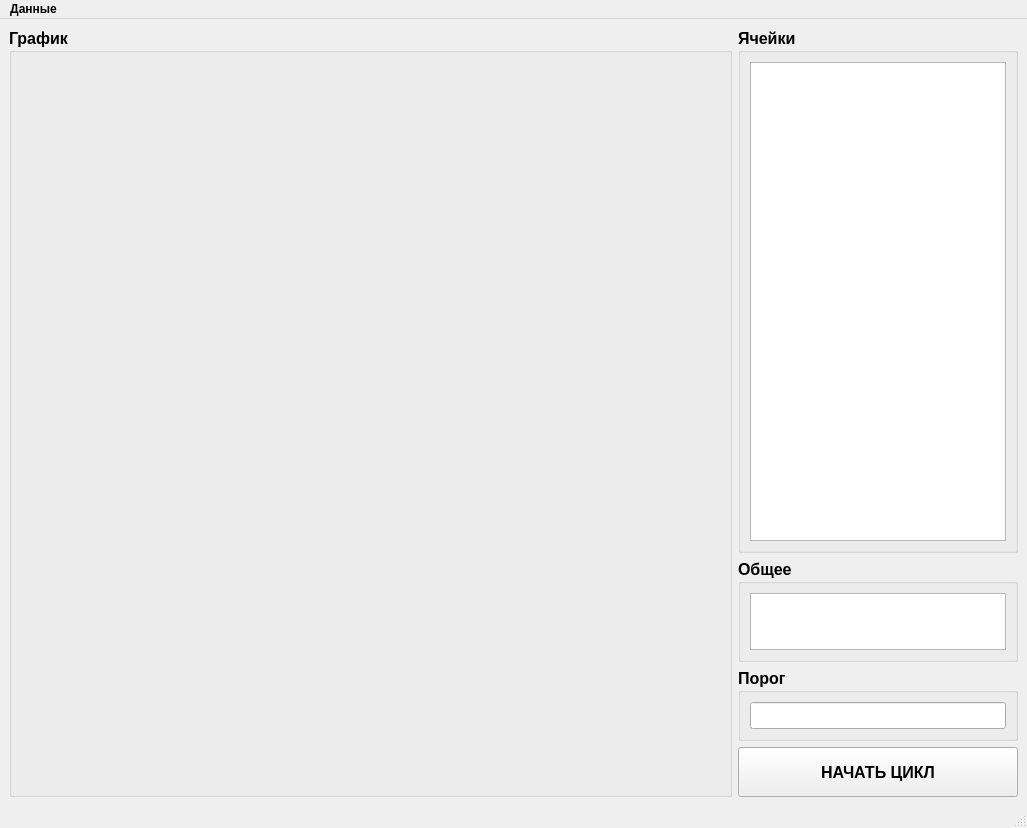
Qt form resources/MainWindow.ui (kabanpunk/bms-monitor-desktop) before a commit.
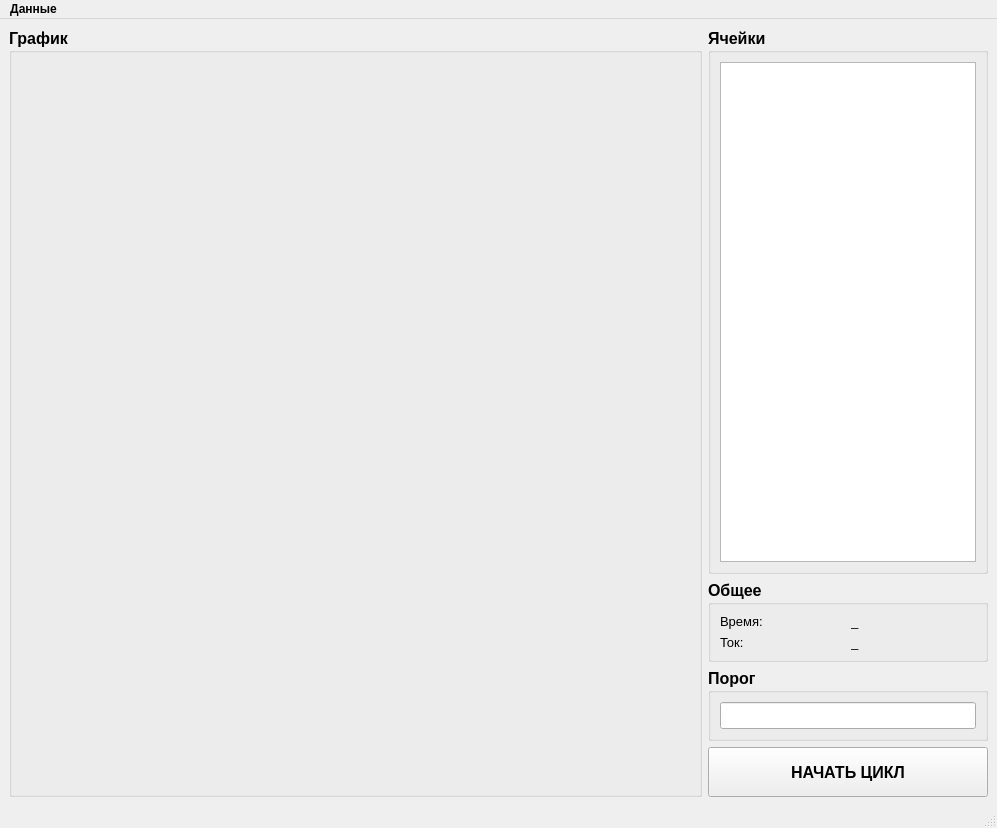
The same form after that commit. Custom widgets are drawn as their Qt base class.

Commit message: Улучил дизайн

Patch:
```diff
--- a/resources/MainWindow.ui
+++ b/resources/MainWindow.ui
@@ -6,7 +6,7 @@
    <rect>
     <x>0</x>
     <y>0</y>
-    <width>1027</width>
+    <width>997</width>
     <height>828</height>
    </rect>
   </property>
@@ -72,6 +72,13 @@
              <verstretch>0</verstretch>
             </sizepolicy>
            </property>
+           <property name="font">
+            <font>
+             <pointsize>10</pointsize>
+             <weight>75</weight>
+             <bold>true</bold>
+            </font>
+           </property>
            <property name="focusPolicy">
             <enum>Qt::NoFocus</enum>
            </property>
@@ -87,6 +94,12 @@
            <attribute name="verticalHeaderVisible">
             <bool>false</bool>
            </attribute>
+           <attribute name="verticalHeaderDefaultSectionSize">
+            <number>15</number>
+           </attribute>
+           <attribute name="verticalHeaderMinimumSectionSize">
+            <number>15</number>
+           </attribute>
           </widget>
          </item>
         </layout>
@@ -95,7 +108,7 @@
       <item row="1" column="0">
        <widget class="QGroupBox" name="groupBox_3">
         <property name="sizePolicy">
-         <sizepolicy hsizetype="Fixed" vsizetype="Fixed">
+         <sizepolicy hsizetype="Preferred" vsizetype="Preferred">
           <horstretch>0</horstretch>
           <verstretch>0</verstretch>
          </sizepolicy>
@@ -116,28 +129,59 @@
         </property>
         <layout class="QGridLayout" name="gridLayout_12">
          <item row="0" column="0">
-          <widget class="QTableWidget" name="tableWidget_2">
-           <property name="sizePolicy">
-            <sizepolicy hsizetype="Fixed" vsizetype="Expanding">
-             <horstretch>0</horstretch>
-             <verstretch>0</verstretch>
-            </sizepolicy>
+          <widget class="QLabel" name="label_time">
+           <property name="font">
+            <font>
+             <pointsize>10</pointsize>
+             <weight>50</weight>
+             <bold>false</bold>
+            </font>
            </property>
-           <property name="focusPolicy">
-            <enum>Qt::NoFocus</enum>
+           <property name="text">
+            <string>Время:</string>
            </property>
-           <property name="editTriggers">
-            <set>QAbstractItemView::NoEditTriggers</set>
+          </widget>
+         </item>
+         <item row="1" column="0">
+          <widget class="QLabel" name="label_amperage">
+           <property name="font">
+            <font>
+             <pointsize>10</pointsize>
+             <weight>50</weight>
+             <bold>false</bold>
+            </font>
            </property>
-           <property name="selectionMode">
-            <enum>QAbstractItemView::NoSelection</enum>
+           <property name="text">
+            <string>Ток:</string>
            </property>
-           <attribute name="horizontalHeaderVisible">
-            <bool>false</bool>
-           </attribute>
-           <attribute name="verticalHeaderVisible">
-            <bool>false</bool>
-           </attribute>
+          </widget>
+         </item>
+         <item row="0" column="1">
+          <widget class="QLabel" name="label_time_out">
+           <property name="font">
+            <font>
+             <pointsize>10</pointsize>
+             <weight>50</weight>
+             <bold>false</bold>
+            </font>
+           </property>
+           <property name="text">
+            <string>_</string>
+           </property>
+          </widget>
+         </item>
+         <item row="1" column="1">
+          <widget class="QLabel" name="label_amperage_out">
+           <property name="font">
+            <font>
+             <pointsize>10</pointsize>
+             <weight>50</weight>
+             <bold>false</bold>
+            </font>
+           </property>
+           <property name="text">
+            <string>_</string>
+           </property>
           </widget>
          </item>
         </layout>
@@ -203,8 +247,8 @@
     <rect>
      <x>0</x>
      <y>0</y>
-     <width>1027</width>
-     <height>18</height>
+     <width>997</width>
+     <height>21</height>
     </rect>
    </property>
    <widget class="QMenu" name="menu">
@@ -246,6 +290,19 @@
    </property>
   </action>
  </widget>
+ <customwidgets>
+  <customwidget>
+   <class>CustomQTableWidget</class>
+   <extends>QTableWidget</extends>
+   <header>widgets/custom_table_widget</header>
+  </customwidget>
+  <customwidget>
+   <class>PlotWidget</class>
+   <extends>QWidget</extends>
+   <header>pyqtgraph</header>
+   <container>1</container>
+  </customwidget>
+ </customwidgets>
  <resources/>
  <connections/>
 </ui>
```
Left out of the diff: 7 changed lines with no effect on the pictures. The commit also changes 1 other file.
